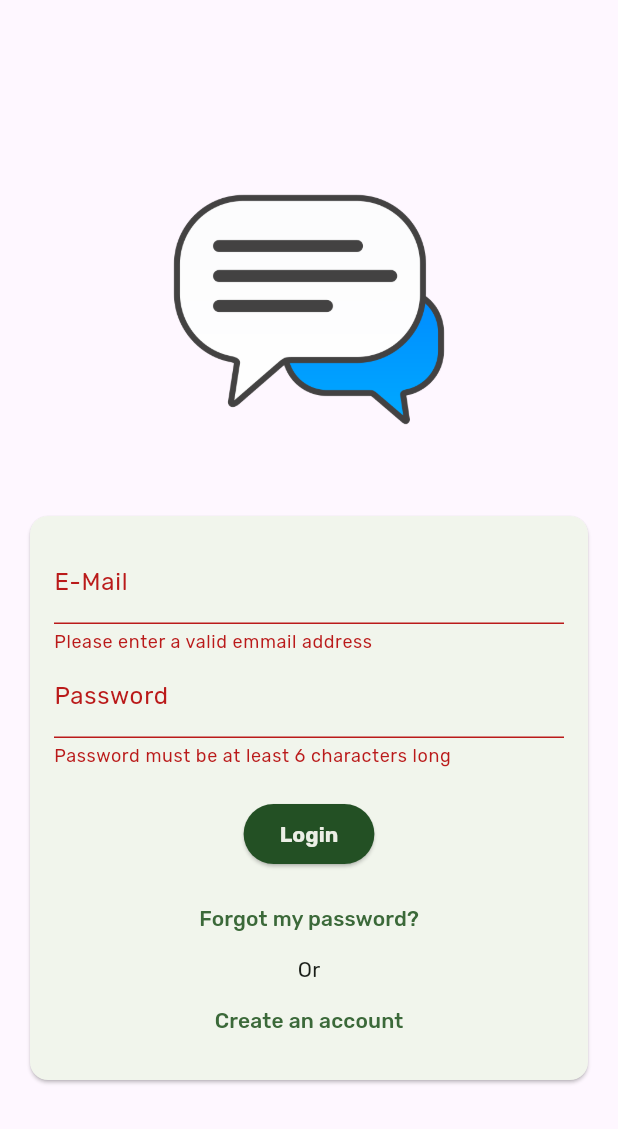
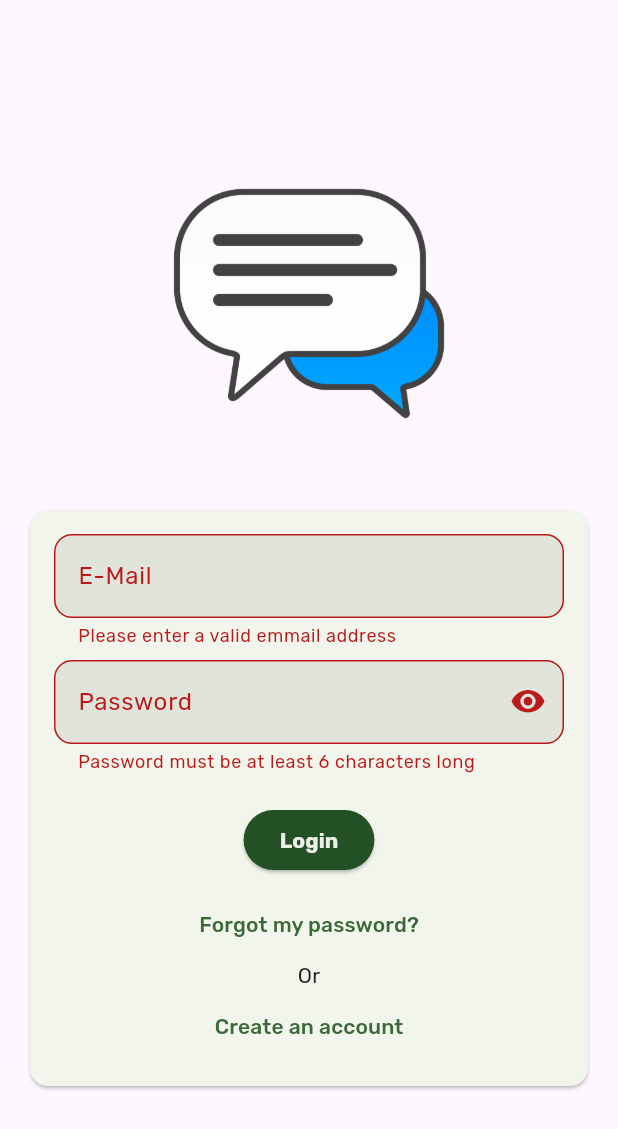
Before and after one commit to FatihYigit35/chat_app, a Flutter app: the screen it shows after launch, after a tap on "Login", on a phone screen of 412 x 824 dp. Shown: the top 1129 px of the screen. Run offline on Flutter 3.47's test engine with Material 3 defaults, Android fonts, the phone set to English and light mode, and no system bars; our stand-ins replace firebase_auth, firebase_core, google_fonts; accounts and stored records are empty; generated files the repository leaves out were written again.

Commit message:
add login adn register firebase funcitons and change text field design

```diff
--- a/lib/screen/auth_screen.dart
+++ b/lib/screen/auth_screen.dart
@@ -1,6 +1,9 @@
+import 'package:firebase_auth/firebase_auth.dart';
 import 'package:flutter/material.dart';
 
 import '../constant/constants.dart';
+
+final _firebaseAuth = FirebaseAuth.instance;
 
 class AuthScreen extends StatefulWidget {
   const AuthScreen({super.key});
@@ -11,11 +14,12 @@ class AuthScreen extends StatefulWidget {
 
 class _AuthScreenState extends State<AuthScreen> {
   final _formKey = GlobalKey<FormState>();
+  var _obscured = true;
   var _isLogin = true;
   var _enteredEmail = '';
   var _enteredPassqord = '';
 
-  void _submit() {
+  void _submit() async {
     final formState = _formKey.currentState;
 
     if (formState == null) {
@@ -29,8 +33,48 @@ class _AuthScreenState extends State<AuthScreen> {
 
     formState.save();
 
-    if (_isLogin) {
-    } else {}
+    try {
+      if (_isLogin) {
+        final userCredential = await _firebaseAuth.signInWithEmailAndPassword(
+            email: _enteredEmail, password: _enteredPassqord);
+
+        final id = userCredential.user?.uid;
+        print('login user id: $id');
+      } else {
+        final userCredential =
+            await _firebaseAuth.createUserWithEmailAndPassword(
+                email: _enteredEmail, password: _enteredPassqord);
+
+        final id = userCredential.user?.uid;
+        print('register user id: $id');
+      }
+    } on FirebaseAuthException catch (e) {
+      // switch(e.code){
+      //   case 'email-already-in-use':
+      //     print('The account already exists for that email.');
+      //     break;
+      //   case 'invalid-email':
+      //     print('The account already exists for that email.');
+      //     break;
+
+      //   default:
+      // }
+
+      if (!mounted) {
+        return;
+      }
+
+      ScaffoldMessenger.of(context).clearSnackBars();
+      ScaffoldMessenger.of(context).showSnackBar(SnackBar(
+        content: Text(e.message ?? 'Authentication failed'),
+      ));
+    }
+  }
+
+  void _toggleObscured() {
+    setState(() {
+      _obscured = !_obscured;
+    });
   }
 
   @override
@@ -62,6 +106,7 @@ class _AuthScreenState extends State<AuthScreen> {
                           mainAxisSize: MainAxisSize.min,
                           children: [
                             textFormFieldEmail(),
+                            const SizedBox(height: 8),
                             textFormFieldPassword(),
                             const SizedBox(height: 20),
                             buttonLoginSignup(context),
@@ -134,10 +179,20 @@ class _AuthScreenState extends State<AuthScreen> {
 
   TextFormField textFormFieldPassword() {
     return TextFormField(
-      decoration: const InputDecoration(
+      decoration: InputDecoration(
+        filled: true,
         labelText: 'Password',
+        suffixIcon: InkWell(
+          onTap: _toggleObscured,
+          child: Icon(_obscured
+              ? Icons.visibility_rounded
+              : Icons.visibility_off_rounded),
+        ),
+        border: OutlineInputBorder(
+          borderRadius: BorderRadius.circular(12), // Apply corner radius
+        ),
       ),
-      obscureText: true,
+      obscureText: _obscured,
       validator: (value) {
         if (value == null || value.trim().length < 6) {
           return 'Password must be at least 6 characters long';
@@ -153,8 +208,12 @@ class _AuthScreenState extends State<AuthScreen> {
 
   TextFormField textFormFieldEmail() {
     return TextFormField(
-      decoration: const InputDecoration(
+      decoration: InputDecoration(
         labelText: 'E-Mail',
+        filled: true,
+        border: OutlineInputBorder(
+          borderRadius: BorderRadius.circular(12), // Apply corner radius
+        ),
       ),
       keyboardType: TextInputType.emailAddress,
       autocorrect: false,
```
